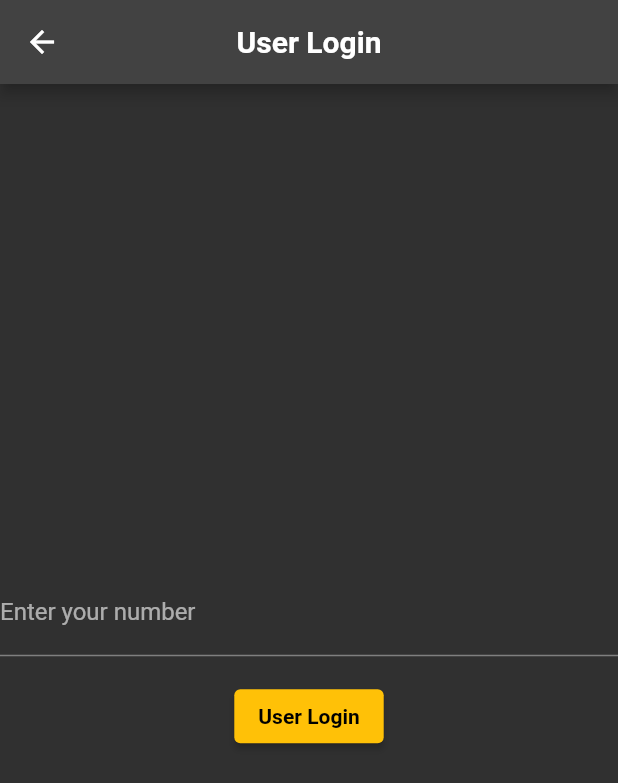
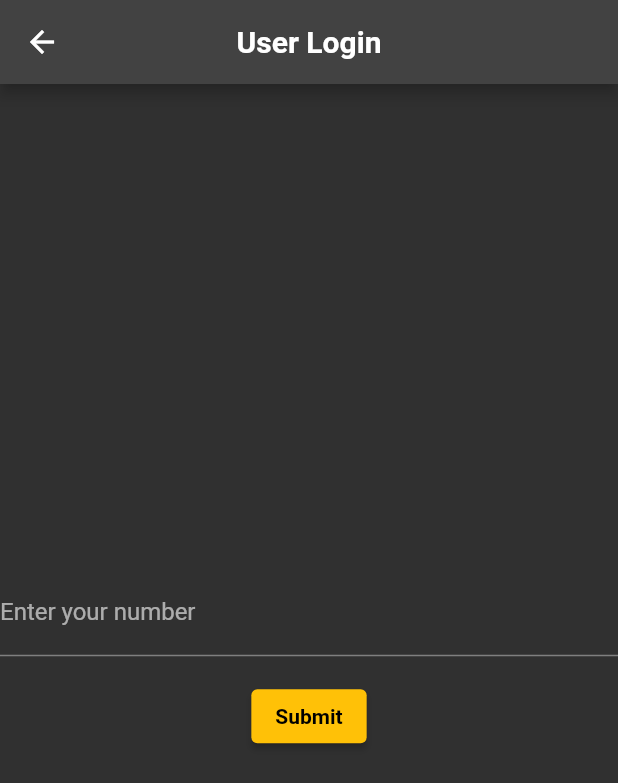
Before and after one commit to nayaksomkar/PearlEnergy, a Flutter app: the screen it shows after launch, after a tap on "User Login", on a phone screen of 412 x 824 dp. Shown: the top 783 px of the screen. Run offline on Flutter 3.47's test engine with Material 2 defaults, Android fonts, the light colour scheme and no system bars.

Commit message:
renamed:    lib/pages/login/login_option.dart -> lib/pages/login/loginoption.dart

```diff
--- a/lib/main.dart
+++ b/lib/main.dart
@@ -1,5 +1,5 @@
 import 'package:flutter/material.dart';
-import 'pages/login/login_option.dart';
+import 'pages/login/loginoption.dart';
 
 void main() {
 // main method thats
--- a/lib/pages/login/login_page.dart
+++ /dev/null
@@ -1 +0,0 @@
-// TODO Implement this library.
--- /dev/null
+++ b/lib/pages/login/loginpage.dart
@@ -0,0 +1 @@
+// TODO #1 Implement this library.
--- a/lib/pages/login/userlogin.dart
+++ b/lib/pages/login/userlogin.dart
@@ -1,5 +1,7 @@
 import 'package:flutter/material.dart';
 import 'package:flutter/services.dart';
+import 'package:sample/pages/login/otpPage.dart';
+
 
 class UserLoginPage extends StatelessWidget {
   const UserLoginPage({Key? key, required this.title}) : super(key: key);
@@ -33,11 +35,11 @@ class UserLoginPage extends StatelessWidget {
                   foregroundColor: MaterialStatePropertyAll(Colors.black)),
               onPressed: () {
                 Navigator.push(context, MaterialPageRoute(builder: (context) {
-                  return const UserLoginPage(title: 'User Login');
+                  return const OtpPage(title: 'User Login');
                 }));
               },
               child: const Text(
-                'User Login',
+                'Submit',
                 style: TextStyle(fontWeight: FontWeight.bold),
               ),
             ),
```
Also changed, not shown: lib/pages/login/otppage.dart (added, +10 -0 lines), lib/pages/login/loginoption.dart (renamed from lib/pages/login/login_option.dart).
